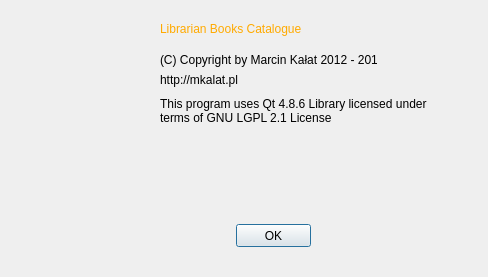
The window that LibrarianBooksCatalogue/About.ui (MKalat/LibrarianBooksCatalogueNative) describes before a commit, drawn with Qt 5.
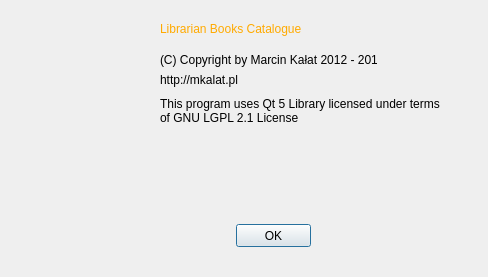
The same window after the commit.

The edit to the form file:
```diff
--- a/LibrarianBooksCatalogue/About.ui
+++ b/LibrarianBooksCatalogue/About.ui
@@ -53,7 +53,7 @@
     </rect>
    </property>
    <property name="text">
-    <string>This program uses Qt 4.8.6 Library licensed under terms of GNU LGPL 2.1 License</string>
+    <string>This program uses Qt 5 Library licensed under terms of GNU LGPL 2.1 License</string>
    </property>
    <property name="wordWrap">
     <bool>true</bool>
```
Left out of the diff: 2 changed lines with no effect on the pictures.
